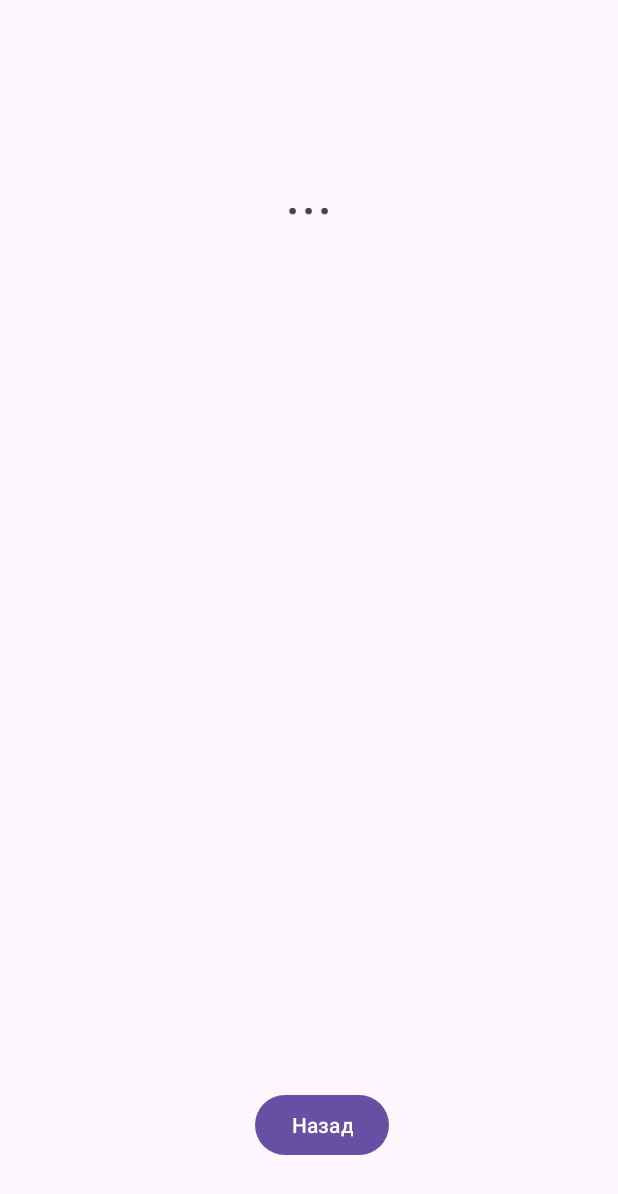
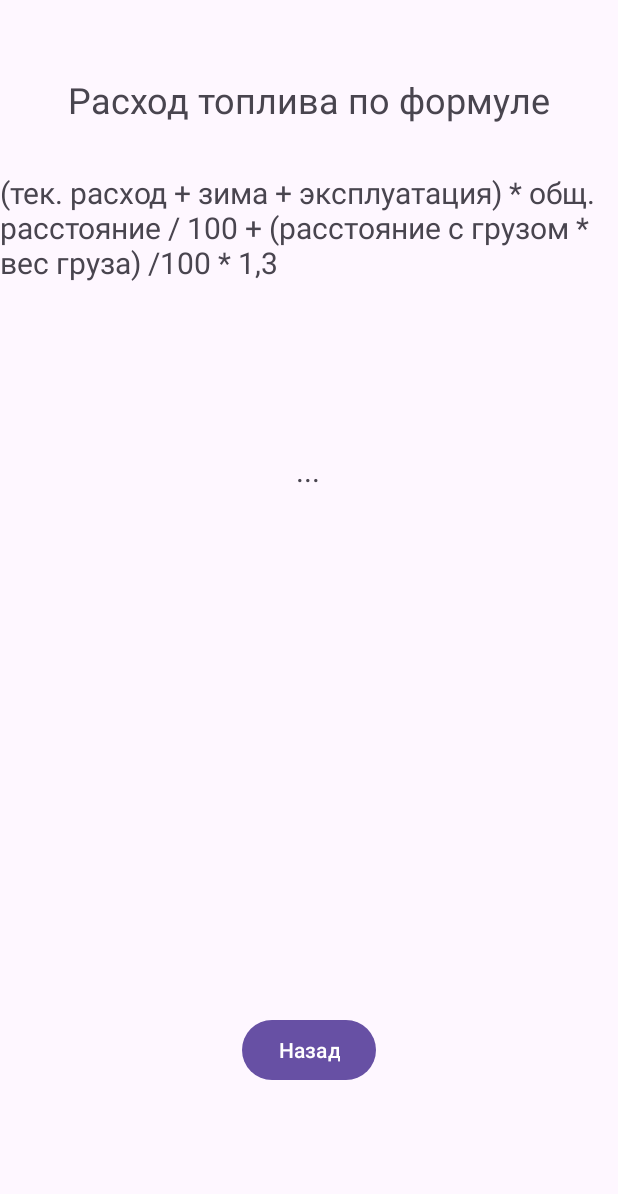
Before and after one commit to mrnchernova/WayBill, an Android app: the layout activity_calculation.xml on its own in the app's theme, with its tools: preview values and no code run, on a phone screen of 412 x 824 dp. Shown: the top 1194 px of the screen. Run offline under Robolectric (Android 15) with nearby library versions, the phone set to English and light mode, and no system bars.

Commit message:
print formula on the second page

```diff
--- a/app/src/main/res/layout/activity_calculation.xml
+++ b/app/src/main/res/layout/activity_calculation.xml
@@ -11,22 +11,50 @@
       android:id="@+id/button"
       android:layout_width="wrap_content"
       android:layout_height="wrap_content"
-      android:layout_marginBottom="50dp"
+      android:layout_marginBottom="100dp"
       android:onClick="goBack"
       android:text="Назад"
       app:layout_constraintBottom_toBottomOf="parent"
       app:layout_constraintEnd_toEndOf="parent"
-      app:layout_constraintHorizontal_bias="0.527"
       app:layout_constraintStart_toStartOf="parent" />
 
   <TextView
       android:id="@+id/tvPrint"
       android:layout_width="wrap_content"
       android:layout_height="wrap_content"
-      android:layout_marginTop="100dp"
+      android:layout_marginStart="16dp"
+      android:layout_marginTop="300dp"
+      android:layout_marginEnd="16dp"
       android:text="..."
-      android:textSize="40sp"
+      android:textSize="20sp"
+      app:layout_constraintEnd_toEndOf="parent"
+      app:layout_constraintHorizontal_bias="0.498"
+      app:layout_constraintStart_toStartOf="parent"
+      app:layout_constraintTop_toTopOf="parent" />
+
+  <TextView
+      android:id="@+id/titleFormula"
+      android:layout_width="wrap_content"
+      android:layout_height="wrap_content"
+      android:layout_marginStart="16dp"
+      android:layout_marginTop="50dp"
+      android:layout_marginEnd="16dp"
+      android:text="Расход топлива по формуле"
+      android:textSize="24sp"
       app:layout_constraintEnd_toEndOf="parent"
       app:layout_constraintStart_toStartOf="parent"
       app:layout_constraintTop_toTopOf="parent" />
+
+  <TextView
+      android:id="@+id/stringFormula"
+      android:layout_width="wrap_content"
+      android:layout_height="wrap_content"
+      android:layout_marginStart="16dp"
+      android:layout_marginTop="32dp"
+      android:layout_marginEnd="16dp"
+      android:text="(тек. расход + зима + эксплуатация) * общ. расстояние / 100 + (расстояние с грузом * вес груза) /100 * 1,3"
+      android:textSize="20sp"
+      app:layout_constraintEnd_toEndOf="parent"
+      app:layout_constraintStart_toStartOf="parent"
+      app:layout_constraintTop_toBottomOf="@+id/titleFormula" />
 </androidx.constraintlayout.widget.ConstraintLayout>
```
Also changed, not shown: app/src/main/java/by/ie/waybill/CalculationActivity.java (+7 -4 lines), app/src/main/java/by/ie/waybill/MainActivity.java (+17 -6 lines).
